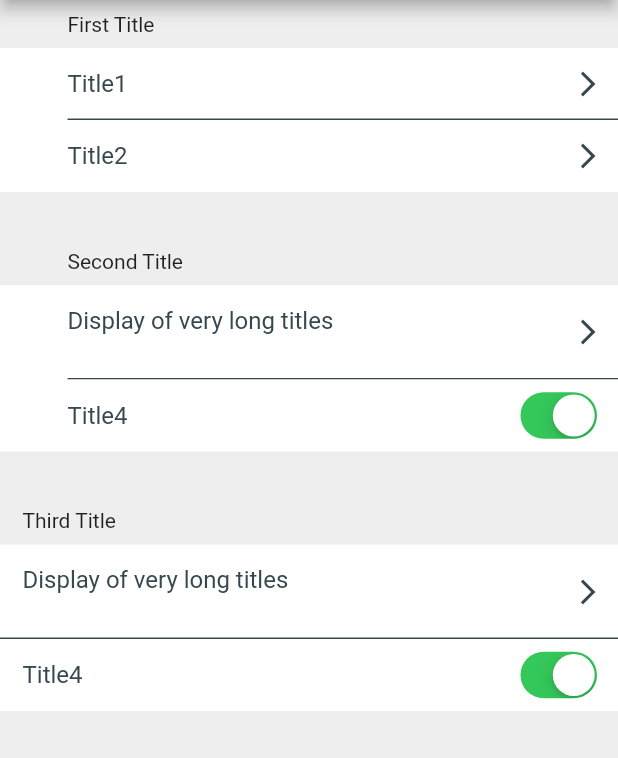
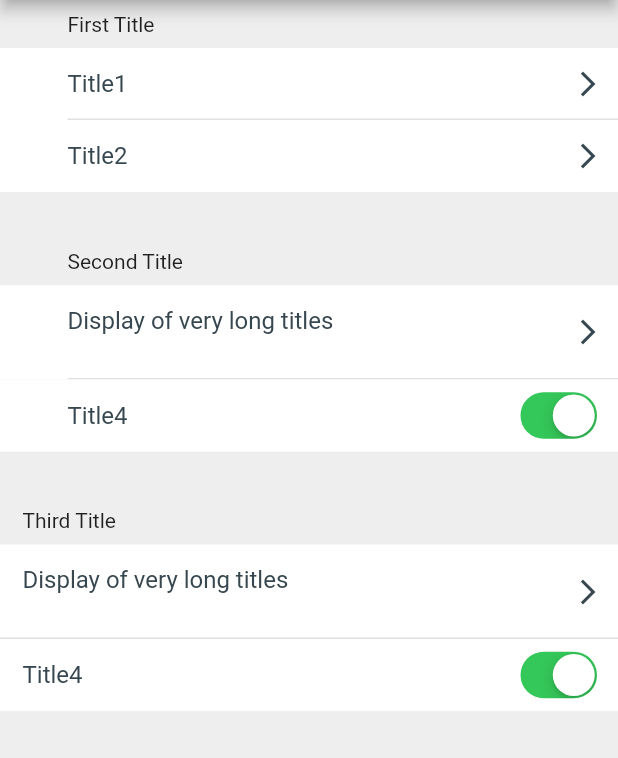
Before and after one commit to naoki0719/flutter_menu_list, a Flutter app: the screen it shows after launch, on a phone screen of 412 x 824 dp, the part 84-842 px from its top. Run offline on Flutter 3.47's test engine with Material 2 defaults, Android fonts, the phone set to English and light mode, and no system bars.

Commit message:
Lighten the color of the divider line.

```diff
--- a/lib/themes/menu_list_themes.dart
+++ b/lib/themes/menu_list_themes.dart
@@ -55,6 +55,6 @@ class MenuListThemes {
       size: 16,
       color: Color(0xFF37474F),
     ),
-    dividerColor: const Color(0xFF37474F),
+    dividerColor: const Color(0xFFE0E0E0),
   );
 }
```
